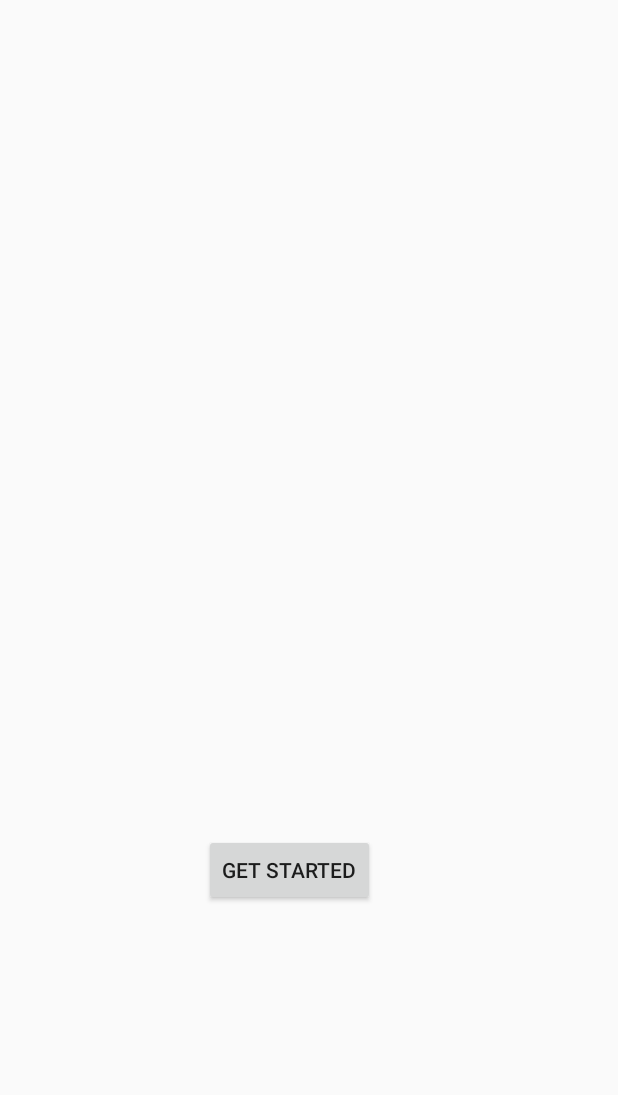
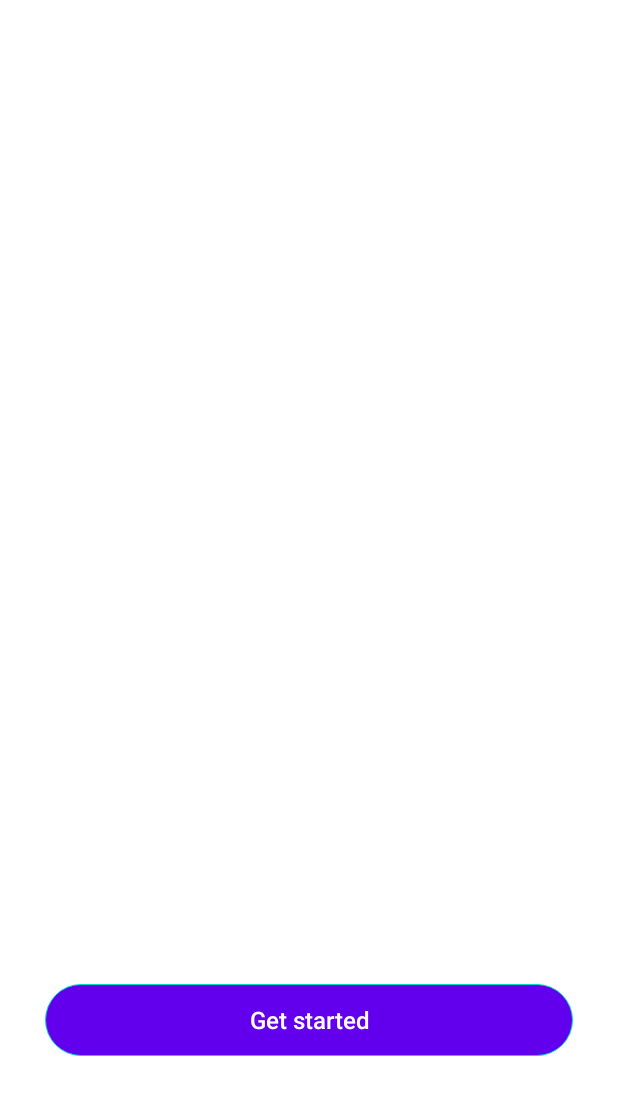
Before and after one commit to anyatsal/MakaoFit, an Android app: the layout activity_main.xml on its own in the app's theme, with its tools: preview values and no code run, on a phone screen of 412 x 824 dp. Shown: the top 1095 px of the screen. Run offline under Robolectric (Android 15) with nearby library versions, the phone set to English and light mode, and no system bars.

Commit message:
add recources (started button, splash)

```diff
--- a/app/build.gradle
+++ b/app/build.gradle
@@ -43,4 +43,11 @@ dependencies {
     testImplementation 'junit:junit:4.12'
     androidTestImplementation 'androidx.test.ext:junit:1.1.1'
     androidTestImplementation 'androidx.test.espresso:espresso-core:3.2.0'
+
+    // Material Design
+    implementation "com.google.android.material:material:1.2.0-alpha05"
+    implementation 'androidx.cardview:cardview:1.0.0'
+
+    // Biometrics
+    implementation 'co.infinum:goldfinger:2.0.0-RC2'
 }
--- a/app/src/main/AndroidManifest.xml
+++ b/app/src/main/AndroidManifest.xml
@@ -1,8 +1,13 @@
 <?xml version="1.0" encoding="utf-8"?>
 <manifest xmlns:android="http://schemas.android.com/apk/res/android"
+    xmlns:tools="http://schemas.android.com/tools"
     package="com.makao.makaofit">
 
     <uses-permission android:name="android.gms.permission.ACTIVITY_RECOGNITION"/>
+    <uses-permission android:name="android.permission.INTERNET"/>
+    <uses-permission android:name="android.permission.ACCESS_WIFI_STATE" />
+    <uses-permission android:name="android.permission.ACCESS_NETWORK_STATE" />
+    <uses-permission android:name="android.permission.USE_BIOMETRIC" />
 
     <application
         android:allowBackup="true"
@@ -11,14 +16,24 @@
         android:roundIcon="@mipmap/ic_launcher_round"
         android:supportsRtl="true"
         android:theme="@style/AppTheme">
-        <activity android:name=".ui.activity.MainActivity">
+        <activity android:name=".ui.activity.MainActivity"
+            android:configChanges="orientation"
+            android:label="@string/app_name"
+            android:screenOrientation="portrait"
+            android:theme="@style/SplashScreenTheme"
+            tools:ignore="LockedOrientationActivity">
             <intent-filter>
                 <action android:name="android.intent.action.MAIN" />
 
                 <category android:name="android.intent.category.LAUNCHER" />
             </intent-filter>
         </activity>
-        <activity android:name=".ui.activity.AppActivity"/>
+        <activity android:name=".ui.activity.AppActivity"
+            android:configChanges="orientation"
+            android:label="@string/app_name"
+            android:screenOrientation="portrait"
+            android:theme="@style/AppTheme"
+            tools:ignore="LockedOrientationActivity"/>
     </application>
 
 </manifest>
--- /dev/null
+++ b/app/src/main/res/drawable-v24/button_blue_with_border_25.xml
@@ -0,0 +1,14 @@
+<?xml version="1.0" encoding="utf-8"?>
+<selector xmlns:android="http://schemas.android.com/apk/res/android">
+    <item>
+        <layer-list>
+            <item>
+                <shape android:shape="rectangle">
+                    <solid android:color="@color/colorPrimary" />
+                    <corners android:radius="25dp" />
+                    <stroke android:width="0.5dp" android:color="@color/colorAccent" />
+                </shape>
+            </item>
+        </layer-list>
+    </item>
+</selector>
--- /dev/null
+++ b/app/src/main/res/drawable-v24/splash_screen.xml
@@ -0,0 +1,10 @@
+<?xml version="1.0" encoding="utf-8"?>
+<layer-list xmlns:android="http://schemas.android.com/apk/res/android"
+    android:shape="rectangle">
+
+    <item>
+        <shape android:shape="rectangle">
+            <solid android:color="@color/colorPrimary" />
+        </shape>
+    </item>
+</layer-list>
--- a/app/src/main/res/layout/activity_main.xml
+++ b/app/src/main/res/layout/activity_main.xml
@@ -2,23 +2,22 @@
 <androidx.constraintlayout.widget.ConstraintLayout xmlns:android="http://schemas.android.com/apk/res/android"
     xmlns:app="http://schemas.android.com/apk/res-auto"
     xmlns:tools="http://schemas.android.com/tools"
+    android:id="@+id/main_activity_view"
     android:layout_width="match_parent"
     android:layout_height="match_parent"
-    android:id="@+id/main_activity_view"
     tools:context=".ui.activity.MainActivity">
 
     <Button
         android:id="@+id/get_started_button"
-        android:layout_width="wrap_content"
+        style="@style/GetStartedButton"
+        android:layout_width="match_parent"
         android:layout_height="wrap_content"
-        android:layout_marginStart="161dp"
-        android:layout_marginEnd="162dp"
-        android:layout_marginBottom="220dp"
+        android:layout_marginStart="30dp"
+        android:layout_marginEnd="30dp"
+        android:layout_marginBottom="120dp"
         android:onClick="onClick"
-        android:text="@string/get_started"
         app:layout_constraintBottom_toBottomOf="parent"
         app:layout_constraintEnd_toEndOf="parent"
-        app:layout_constraintHorizontal_bias="1.0"
         app:layout_constraintStart_toStartOf="parent" />
 
 </androidx.constraintlayout.widget.ConstraintLayout>
--- a/app/src/main/res/values/colors.xml
+++ b/app/src/main/res/values/colors.xml
@@ -3,4 +3,6 @@
     <color name="colorPrimary">#6200EE</color>
     <color name="colorPrimaryDark">#3700B3</color>
     <color name="colorAccent">#03DAC5</color>
+    <color name="white">#FFFFFF</color>
+    <color name="black">#000000</color>
 </resources>
--- a/app/src/main/res/values/styles.xml
+++ b/app/src/main/res/values/styles.xml
@@ -1,11 +1,49 @@
-<resources>
+<resources xmlns:tools="http://schemas.android.com/tools">
 
     <!-- Base application theme. -->
-    <style name="AppTheme" parent="Theme.AppCompat.Light.DarkActionBar">
+    <style name="AppTheme" parent="Theme.MaterialComponents.DayNight.NoActionBar.Bridge">
         <!-- Customize your theme here. -->
         <item name="colorPrimary">@color/colorPrimary</item>
         <item name="colorPrimaryDark">@color/colorPrimaryDark</item>
         <item name="colorAccent">@color/colorAccent</item>
+        <item name="android:windowBackground">@color/white</item>
+        <item name="colorControlNormal">@color/black</item>
+        <item name="colorControlActivated">@color/black</item>
+        <item name="colorControlHighlight">@color/black</item>
+        <item name="android:windowNoTitle">true</item>
+        <item name="android:windowActionBar">false</item>
+        <item name="android:windowFullscreen">true</item>
+        <item name="android:windowContentOverlay">@null</item>
+        <item name="android:windowTranslucentStatus">true</item>
+        <item name="android:windowLayoutInDisplayCutoutMode" tools:targetApi="o_mr1">shortEdges
+        </item>
+        <item name="android:windowTranslucentNavigation">true</item>
     </style>
 
+    <style name="SplashScreenTheme" parent="Theme.MaterialComponents.DayNight.NoActionBar.Bridge">
+        <item name="android:windowBackground">@drawable/splash_screen</item>
+        <item name="android:windowNoTitle">true</item>
+        <item name="android:windowActionBar">false</item>
+        <item name="android:windowFullscreen">true</item>
+        <item name="android:windowContentOverlay">@null</item>
+    </style>
+
+    <!-- Buttons -->
+
+    <style name="DefaultButton">
+        <item name="android:textAllCaps">false</item>
+        <item name="android:foreground">?android:attr/selectableItemBackground</item>
+        <item name="android:textAlignment">center</item>
+        <item name="android:stateListAnimator">@null</item>
+    </style>
+
+    <style name="ButtonPrimaryWithBorder" parent="DefaultButton">
+        <item name="android:background">@drawable/button_blue_with_border_25</item>
+        <item name="android:textColor">@color/white</item>
+    </style>
+
+    <style name="GetStartedButton" parent="ButtonPrimaryWithBorder">
+        <item name="android:textSize">16sp</item>
+        <item name="android:text">@string/get_started</item>
+    </style>
 </resources>
```
